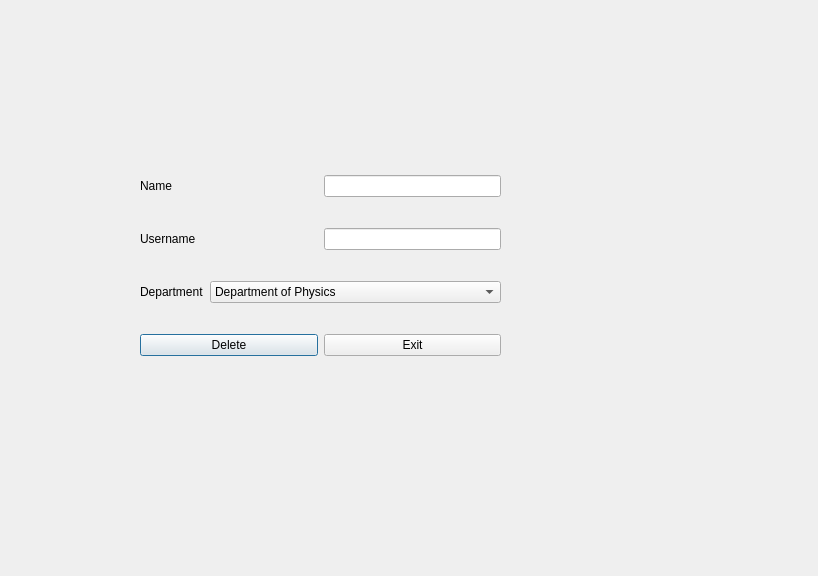
Old version of the form bms/update_professor.ui in the repository MythicSTR/bms-project.
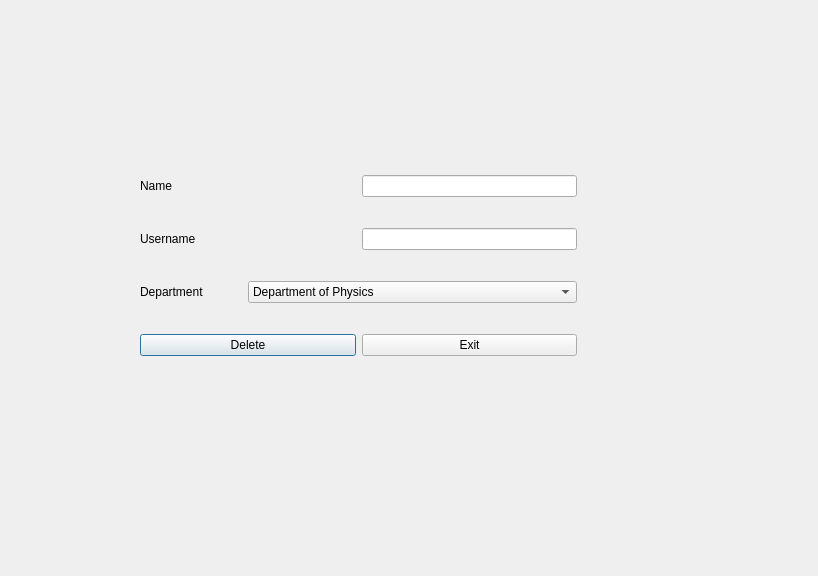
New version of the form.

```diff
--- a/bms/update_professor.ui
+++ b/bms/update_professor.ui
@@ -13,12 +13,12 @@
   <property name="windowTitle">
    <string>Dialog</string>
   </property>
-  <widget class="QWidget" name="">
+  <widget class="QWidget" name="layoutWidget">
    <property name="geometry">
     <rect>
      <x>140</x>
      <y>150</y>
-     <width>361</width>
+     <width>437</width>
      <height>231</height>
     </rect>
    </property>
```
Left out of the diff: 2 changed lines with no effect on the pictures.
